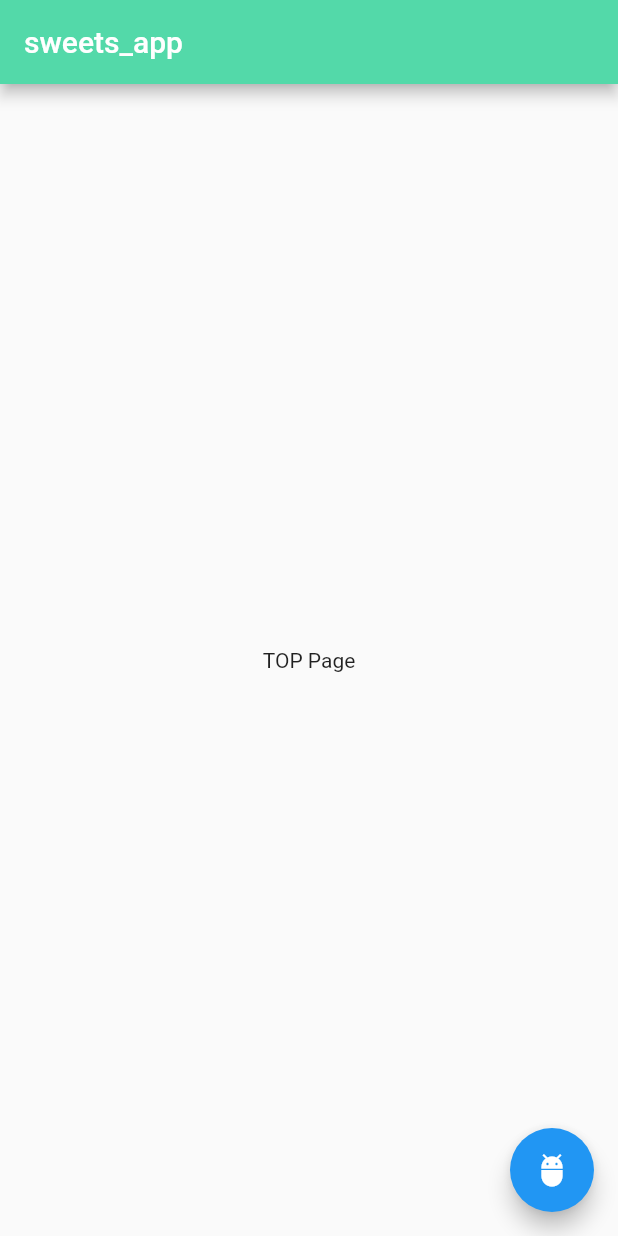
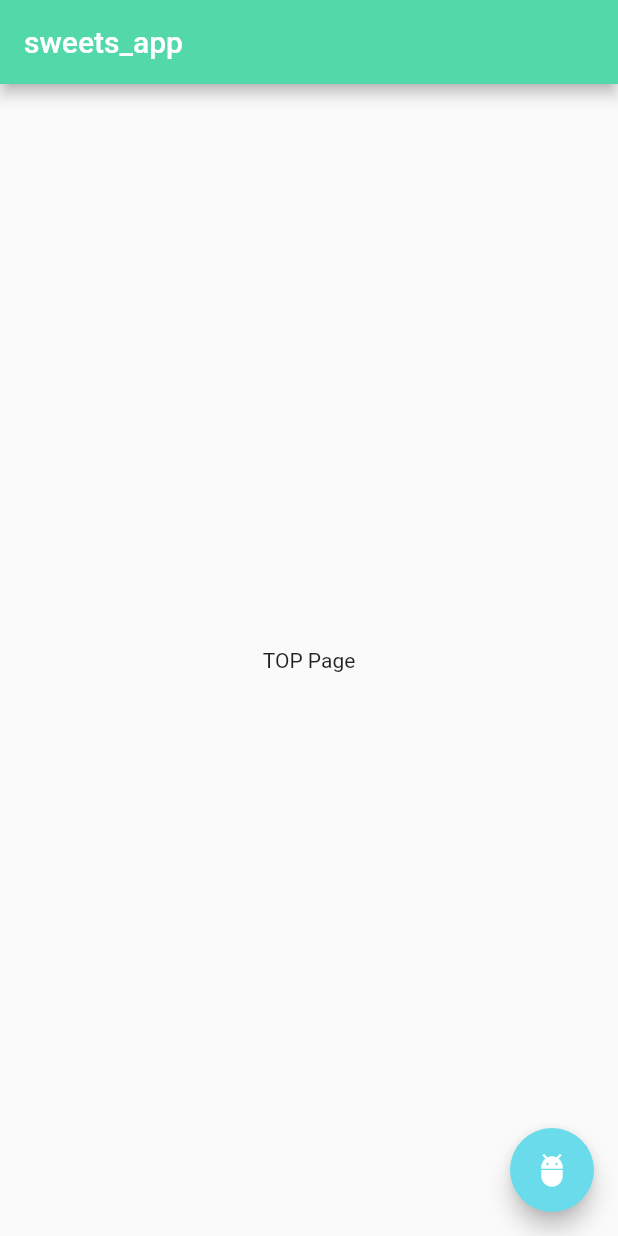
Before and after one commit to mht-ryo-chiba/sweets_app_sample, a Flutter app: the screen it shows after launch, on a phone screen of 412 x 824 dp. Run offline on Flutter 3.47's test engine with Material 2 defaults, Android fonts, the phone set to English and light mode, and no system bars; our stand-ins replace get.

Commit message:
フローティングアクションボタンの色設定

```diff
--- a/lib/ui/pages/top.dart
+++ b/lib/ui/pages/top.dart
@@ -1,6 +1,7 @@
 import 'package:flutter/material.dart';
 import 'package:get/get.dart';
 import 'package:sweets_app_sample/config/app_config.dart';
+import 'package:sweets_app_sample/ui/atoms/app_colors.dart';
 import 'package:sweets_app_sample/viewmodel/top_view_mode.dart';
 
 class Top extends StatelessWidget {
@@ -23,6 +24,7 @@ class Top extends StatelessWidget {
           ? null
           : FloatingActionButton(
               onPressed: viewModel.toTemplate,
+              backgroundColor: AppColors.secondary,
               child: const Icon(Icons.adb),
             ),
     );
```
